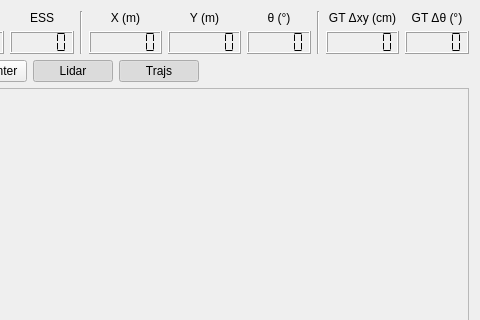
The window that ainf_slamo/src/mainUI.ui (pbustos/beta-robotica-class) describes before a commit, drawn with Qt 5; both pictures show x 586 to 1066 and y 0 to 320 of the 1066 by 600 pixel window.
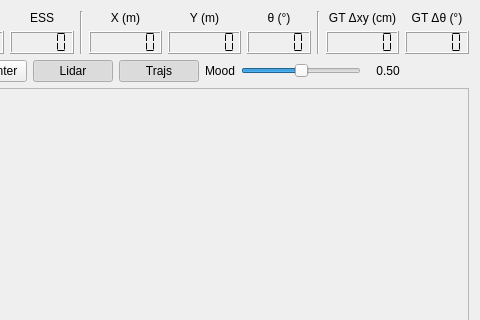
The same window after the commit.

Commit message: mood superparameter working

Diff of the .ui file:
```diff
--- a/ainf_slamo/src/mainUI.ui
+++ b/ainf_slamo/src/mainUI.ui
@@ -330,6 +330,41 @@
            <property name="toolTip"><string>Toggle MPPI trajectory drawing</string></property>
           </widget>
          </item>
+           <item>
+            <widget class="QLabel" name="label_mood">
+             <property name="text"><string>Mood</string></property>
+             <property name="alignment"><set>Qt::AlignCenter</set></property>
+            </widget>
+           </item>
+           <item>
+            <widget class="QSlider" name="horizontalSlider_mood">
+             <property name="orientation"><enum>Qt::Horizontal</enum></property>
+             <property name="minimum"><number>0</number></property>
+             <property name="maximum"><number>100</number></property>
+             <property name="singleStep"><number>1</number></property>
+             <property name="pageStep"><number>5</number></property>
+             <property name="value"><number>50</number></property>
+             <property name="toolTip"><string>Controller mood: 0.0 calm, 1.0 excited</string></property>
+             <property name="minimumSize">
+              <size>
+               <width>120</width>
+               <height>0</height>
+              </size>
+             </property>
+            </widget>
+           </item>
+           <item>
+            <widget class="QLabel" name="label_moodValue">
+             <property name="text"><string>0.50</string></property>
+             <property name="minimumSize">
+              <size>
+               <width>42</width>
+               <height>0</height>
+              </size>
+             </property>
+             <property name="alignment"><set>Qt::AlignCenter</set></property>
+            </widget>
+           </item>
        <item>
         <spacer name="horizontalSpacer_buttons">
          <property name="orientation"><enum>Qt::Horizontal</enum></property>
```
The commit also changes 6 other files.
